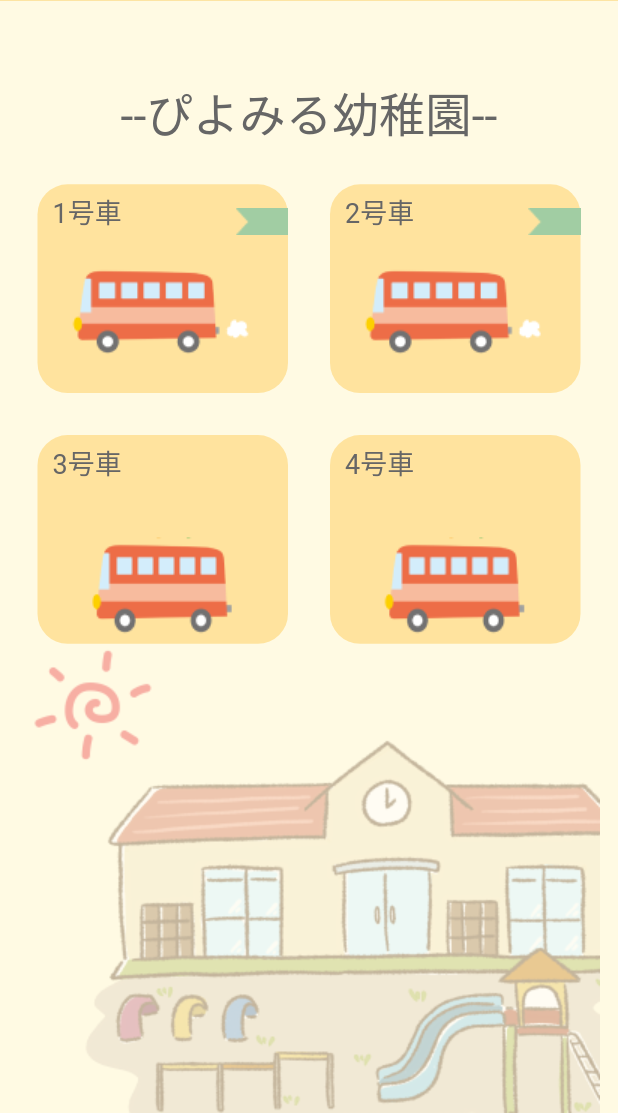
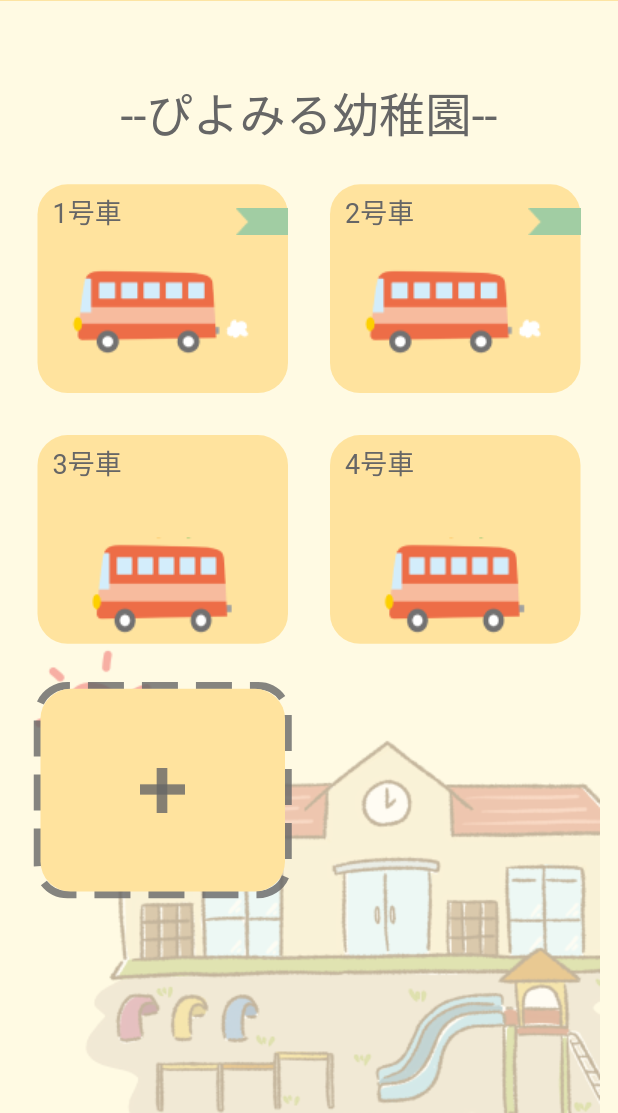
Before and after one commit to mosamosamosamosa/piypmiru_app, a Flutter app: the HomeDriverScreen screen opened by its route, on a phone screen of 412 x 824 dp, the part 123-1236 px from its top. Run offline on Flutter 3.47's test engine with Material 2 defaults, Android fonts, the phone set to English and light mode, and no system bars; drawn by our look-alikes of dotted_border; our stand-ins replace flutter_svg, go_router; Roboto replaces fonts that are missing (KiwiMaru-R, Kiwi_Maru-L).

Commit message:
✨バス追加ボタン

```diff
--- a/lib/screens/home/home_driver_screen.dart
+++ b/lib/screens/home/home_driver_screen.dart
@@ -2,12 +2,14 @@ import 'package:flutter/material.dart';
 import 'package:piyomiru_application/components/actionbutton.dart';
 import 'package:piyomiru_application/constants.dart';
 import 'package:piyomiru_application/data/database.dart';
+import 'package:piyomiru_application/screens/home/add_bus_modal.dart';
 
 import 'package:piyomiru_application/screens/home/logout_modal.dart';
 import 'package:piyomiru_application/screens/home/operation/operation_screen.dart';
 import 'package:piyomiru_application/screens/home/register_kids/registeredkids_screen.dart';
 import 'package:piyomiru_application/screens/home/start_drive/driving_screen.dart';
 import 'package:piyomiru_application/screens/home/start_drive/start_drive_screen.dart';
+import 'package:dotted_border/dotted_border.dart';
 
 class HomeDriverScreen extends StatefulWidget {
   const HomeDriverScreen({
@@ -29,6 +31,7 @@ class _HomeDriverScreenState extends State<HomeDriverScreen> {
     String group_name = groups_list[0].name;
 
     return Scaffold(
+      resizeToAvoidBottomInset: false,
       backgroundColor: kBackgroundColor,
       appBar: AppBar(
         automaticallyImplyLeading: false,
@@ -88,7 +91,7 @@ class _HomeDriverScreenState extends State<HomeDriverScreen> {
                     fontSize: 31, color: kFontColor, fontFamily: 'KiwiMaru-R'),
               ),
               Container(
-                height: deviceH * 0.6,
+                height: deviceH * 0.7,
                 width: deviceW,
                 child: GridView.count(
                   padding: const EdgeInsets.all(25),
@@ -97,7 +100,7 @@ class _HomeDriverScreenState extends State<HomeDriverScreen> {
                   crossAxisSpacing: 28,
                   crossAxisCount: 2,
                   children: List.generate(
-                    buses_list.length,
+                    buses_list.length + 1,
                     (index) => GestureDetector(
                       onTap: () {
                         setState(() {
@@ -116,7 +119,39 @@ class _HomeDriverScreenState extends State<HomeDriverScreen> {
                           }
                         });
                       },
+                      child: index == buses_list.length
+                          ? GestureDetector(
+                              onTap: () async {
+                                String name = await showDialog(
+                                  barrierDismissible: false,
+                                  context: context,
+                                  builder: (BuildContext context) =>
+                                      AddBusModal(),
+                                );
+                                //リストに追加
+                                print(name);
+                              },
+                              child: DottedBorder(
+                                borderType: BorderType.RRect,
+                                color: kFontColor.withOpacity(0.8),
+                                dashPattern: const [
+                                  24, // 点線を引く長さ
+                                  12 //点線の溝の長さ
+                                ],
+                                radius: const Radius.circular(20),
+                                strokeWidth: 5,
                                 child: Container(
+                                    height: 140,
+                                    width: 180,
+                                    decoration: BoxDecoration(
+                                        borderRadius: BorderRadius.circular(20),
+                                        //color: kBusItemColor.withOpacity(0.8),
+                                        color: kBusItemColor),
+                                    child: Image.asset(
+                                        "assets/images/plus_bus.png")),
+                              ),
+                            )
+                          : Container(
                               decoration: BoxDecoration(
                                 borderRadius: BorderRadius.circular(20),
                                 color: kBusItemColor,
@@ -127,8 +162,8 @@ class _HomeDriverScreenState extends State<HomeDriverScreen> {
                                     children: [
                                       Container(
                                         alignment: Alignment.topLeft,
-                                  padding:
-                                      const EdgeInsets.only(left: 10, top: 5),
+                                        padding: const EdgeInsets.only(
+                                            left: 10, top: 5),
                                         child: Text(
                                           buses_list[index].name,
                                           style: const TextStyle(
```
Lines whose indentation alone changed are shown as unchanged.
